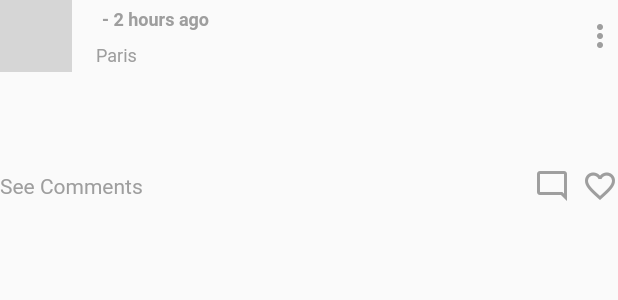
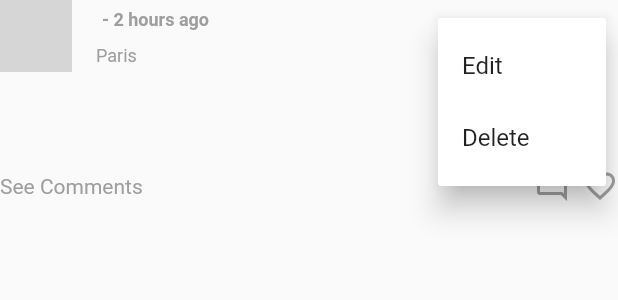
Before and after one commit to VoidZzzz/padc_firebase_tutorial, a Flutter app: the NewsFeedItemView widget shown alone on an empty page, opened directly with empty values, after a tap on the "more vert" icon, on a phone screen of 412 x 824 dp. Shown: the top 300 px of the screen. Run offline on Flutter 3.47's test engine with Material 2 defaults, Android fonts, the phone set to English and light mode, and no system bars; our stand-ins replace firebase_core, firebase_database, google_fonts; accounts and stored records are empty; network calls fail; Roboto replaces fonts that are missing (Ubuntu); grey boxes are pictures that could not be loaded.

Commit message:
add delete data

```diff
--- a/lib/blocs/newsfeed_bloc.dart
+++ b/lib/blocs/newsfeed_bloc.dart
@@ -18,6 +18,10 @@ class NewsfeedBloc extends ChangeNotifier{
     });
   }
 
+  void onTapDeletePost(int postId)async{
+    await _model.deletePost(postId);
+  }
+
   void checkNotifyListener(){
     if(!isDisposed){
       notifyListeners();
--- a/lib/data/models/social_model.dart
+++ b/lib/data/models/social_model.dart
@@ -3,4 +3,5 @@ import 'package:padc_firebase_tutorial/data/vos/news_feed_vo.dart';
 abstract class SocialModel{
   Stream<List<NewsfeedVO>> getNewsfeed();
   Future<void> addNewPost(String description);
+  Future<void> deletePost(int postId);
 }
--- a/lib/data/models/social_model_impl.dart
+++ b/lib/data/models/social_model_impl.dart
@@ -30,4 +30,9 @@ class SocialModelImpl extends SocialModel {
         "ZT");
     return dataAgent.addNewPost(newPost);
   }
+
+  @override
+  Future<void> deletePost(int postId) {
+    return dataAgent.deletePost(postId);
+  }
 }
--- a/lib/network/real_time_database_data_agent_impl.dart
+++ b/lib/network/real_time_database_data_agent_impl.dart
@@ -38,4 +38,9 @@ class RealTimeDatabaseDataAgentImpl extends SocialAppDataAgent {
   Future<void> addNewPost(NewsfeedVO newPost) {
     return databaseRef.child(newsfeedPath).child(newPost.id.toString()).set(newPost.toJson());
   }
+
+  @override
+  Future<void> deletePost(int postId) {
+    return databaseRef.child(newsfeedPath).child(postId.toString()).remove();
+  }
 }
--- a/lib/network/social_app_data_agent.dart
+++ b/lib/network/social_app_data_agent.dart
@@ -3,4 +3,5 @@ import 'package:padc_firebase_tutorial/data/vos/news_feed_vo.dart';
 abstract class SocialAppDataAgent{
   Stream<List<NewsfeedVO>> getNewsfeed();
   Future<void> addNewPost(NewsfeedVO newPost);
+  Future<void> deletePost(int postId);
 }
--- a/lib/pages/home_page.dart
+++ b/lib/pages/home_page.dart
@@ -60,6 +60,8 @@ class HomePage extends StatelessWidget {
               itemBuilder: (context, index) {
                 return NewsFeedItemView(
                   newsfeed: bloc.newsfeedLists?[index],
+                  onTapDelete: (postId) => bloc.onTapDeletePost(postId),
+                  onTapEdit: (postId) {},
                 );
               },
               separatorBuilder: (context, index) {
--- a/lib/view_items/news_feed_item_view.dart
+++ b/lib/view_items/news_feed_item_view.dart
@@ -5,9 +5,16 @@ import '../resources/dimens.dart';
 import '../resources/images.dart';
 
 class NewsFeedItemView extends StatelessWidget {
-  const NewsFeedItemView({Key? key, required this.newsfeed}) : super(key: key);
+  const NewsFeedItemView(
+      {Key? key,
+      required this.onTapEdit,
+      required this.onTapDelete,
+      required this.newsfeed})
+      : super(key: key);
 
   final NewsfeedVO? newsfeed;
+  final Function(int postId) onTapEdit;
+  final Function(int postId) onTapDelete;
 
   @override
   Widget build(BuildContext context) {
@@ -24,7 +31,10 @@ class NewsFeedItemView extends StatelessWidget {
             ),
             NameLocationAndTimeAgoView(name: newsfeed?.userName ?? ''),
             const Spacer(),
-            const MoreButtonView(),
+            MoreButtonView(
+              onTapDelete: () => onTapDelete(newsfeed!.id!),
+              onTapEdit: () {},
+            ),
           ],
         ),
         const SizedBox(
@@ -77,7 +87,7 @@ class PostDescriptionView extends StatelessWidget {
   Widget build(BuildContext context) {
     return Text(
       description,
-      style: TextStyle(
+      style: const TextStyle(
         fontSize: TEXT_REGULAR,
         color: Colors.black,
       ),
@@ -112,14 +122,28 @@ class PostImageView extends StatelessWidget {
 }
 
 class MoreButtonView extends StatelessWidget {
-  const MoreButtonView({
-    Key? key,
-  }) : super(key: key);
+  const MoreButtonView(
+      {Key? key, required this.onTapDelete, required this.onTapEdit})
+      : super(key: key);
+
+  final Function onTapEdit;
+  final Function onTapDelete;
 
   @override
   Widget build(BuildContext context) {
-    return GestureDetector(
-      onTap: () {},
+    return PopupMenuButton(
+      itemBuilder: (BuildContext context) => [
+        PopupMenuItem(
+          value: 1,
+          onTap: () => onTapEdit(),
+          child: const Text("Edit"),
+        ),
+        PopupMenuItem(
+          value: 2,
+          onTap: () => onTapDelete(),
+          child: const Text("Delete"),
+        ),
+      ],
       child: const Icon(
         Icons.more_vert,
         color: Colors.grey,
```
